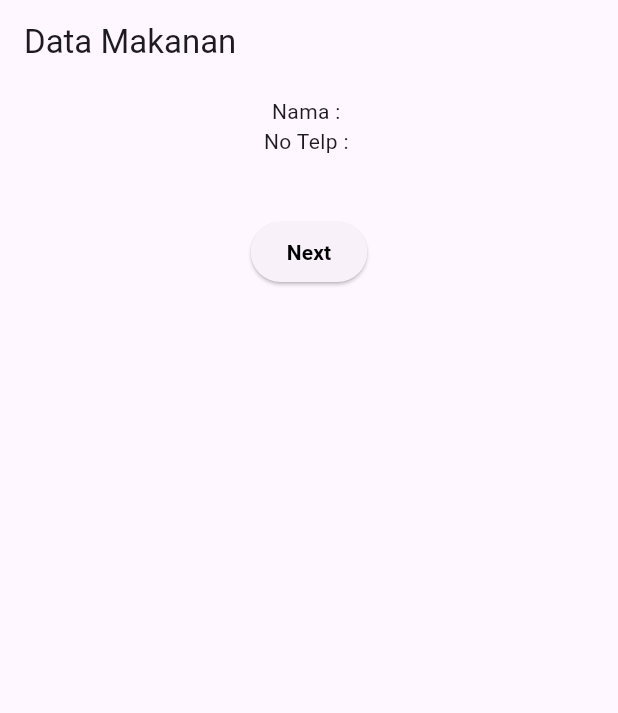
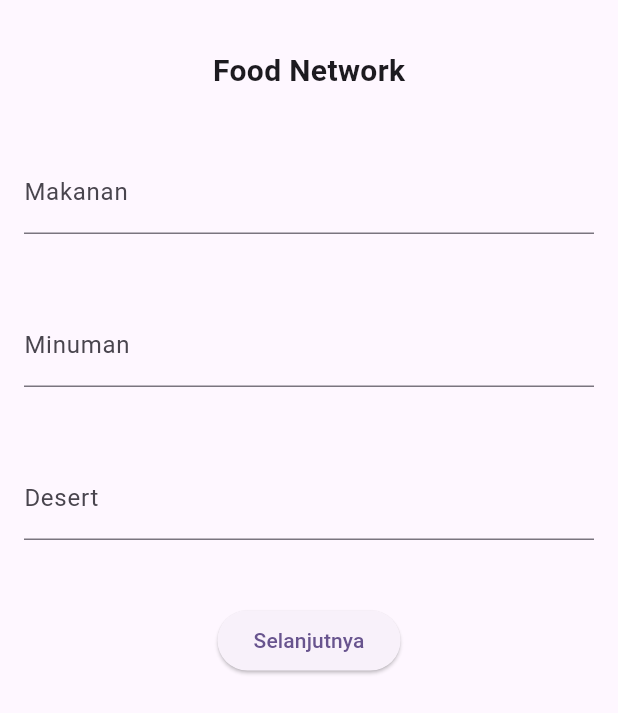
Before and after one commit to bahtera1/FaseOne_058, a Flutter app: the DatamakananScreen screen opened directly with empty values, on a phone screen of 412 x 824 dp. Shown: the top 713 px of the screen. Run offline on Flutter 3.47's test engine with Material 3 defaults, Android fonts, the phone set to English and light mode, and no system bars; network calls fail.

Commit message:
tambah form widget

```diff
--- a/lib/screen/dataform_screen.dart
+++ b/lib/screen/dataform_screen.dart
@@ -26,8 +26,7 @@ class DataformScreen extends StatelessWidget {
               etAlamat: alamat,
               formkey: formKey,
             ),
-            FooterWidget(
-              onPressedDataform: () {
+            FooterWidget(onPressedDataform: () {
               if (formKey.currentState!.validate()) {
                 Navigator.pushAndRemoveUntil(
                     context,
@@ -41,8 +40,7 @@ class DataformScreen extends StatelessWidget {
                   content: Text("Login berhasil"),
                 ));
               }
-              },
-            )
+            })
           ]),
         ),
       )),
--- a/lib/screen/datamakanan_screen.dart
+++ b/lib/screen/datamakanan_screen.dart
@@ -1,53 +1,56 @@
 import 'package:flutter/material.dart';
 import 'package:ucp1/screen/detailform_screen.dart';
+import 'package:ucp1/widget_datamakanan/footer_widget2.dart';
+import 'package:ucp1/widget_datamakanan/form_widget2.dart';
+import 'package:ucp1/widget_datamakanan/header_widget.dart';
 
 class DatamakananScreen extends StatelessWidget {
-  const DatamakananScreen({
-    super.key,
-    required this.nama,
-    required this.notelepon,
-  });
+  const DatamakananScreen(
+      {super.key, required this.nama, required this.notelepon});
 
   final String nama;
   final String notelepon;
 
   @override
   Widget build(BuildContext context) {
+    var makanan = TextEditingController();
+    var minuman = TextEditingController();
+    var dessert = TextEditingController();
+    var formKey = GlobalKey<FormState>();
     return Scaffold(
-      appBar: AppBar(
-        title: const Text(
-          "Data Makanan ",
-        ),
-      ),
-      body: Center(
+      body: SafeArea(
+          child: Center(
         child: Padding(
           padding: const EdgeInsets.all(8.0),
-          child: Column(
-            mainAxisAlignment: MainAxisAlignment.start,
-            children: [
-              Text("Nama : $nama"),
-              Text("No Telp : $notelepon"),
-              const SizedBox(
-                height: 40,
-              ),
-              ElevatedButton(
-                  onPressed: () {
-                    Navigator.push(
+          child: Column(children: [
+            const HeaderWidget(),
+            FormWidget2(
+              etMakanan: makanan,
+              etMinuman: minuman,
+              etDesert: dessert,
+              formKey: formKey,
+            ),
+            FooterWidget2(
+              onPressedDatamakanan: () {
+                if (formKey.currentState!.validate()) {
+                  Navigator.pushAndRemoveUntil(
                       context,
                       MaterialPageRoute(
-                        builder: (context) => DetailformScreen(),
-                      ),
-                    );
-                  },
-                  child: const Text(
-                    "Next",
-                    style: TextStyle(
-                        color: Colors.black, fontWeight: FontWeight.bold),
-                  ))
-            ],
-          ),
+                          builder: (context) => DetailformScreen(
+                                makanan: makanan.text,
+                                minuman: minuman.text,
+                                dessert: dessert.text,
+                              )),
+                      (route) => false);
+                  ScaffoldMessenger.of(context).showSnackBar(const SnackBar(
+                    content: Text("Login berhasil"),
+                  ));
+                }
+              },
+            )
+          ]),
         ),
-      ),
+      )),
     );
   }
 }
--- a/lib/widget_datamakanan/footer_widget.dart
+++ b/lib/widget_datamakanan/footer_widget2.dart
@@ -1,7 +1,7 @@
 import 'package:flutter/material.dart';
 
-class FooterWidget extends StatelessWidget {
-  const FooterWidget({super.key, required this.onPressedDatamakanan});
+class FooterWidget2 extends StatelessWidget {
+  const FooterWidget2({super.key, required this.onPressedDatamakanan});
 
   final VoidCallback onPressedDatamakanan;
 
--- a/lib/widget_datamakanan/form_widget.dart
+++ b/lib/widget_datamakanan/form_widget2.dart
@@ -1,7 +1,7 @@
 import 'package:flutter/material.dart';
 
-class FormWidget extends StatefulWidget {
-  const FormWidget(
+class FormWidget2 extends StatefulWidget {
+  const FormWidget2(
       {super.key,
       required this.formKey,
       required this.etMakanan,
@@ -14,10 +14,10 @@ class FormWidget extends StatefulWidget {
   final TextEditingController etDesert;
 
   @override
-  State<FormWidget> createState() => _FormWidgetState();
+  State<FormWidget2> createState() => _FormWidget2State();
 }
 
-class _FormWidgetState extends State<FormWidget> {
+class _FormWidget2State extends State<FormWidget2> {
   @override
   Widget build(BuildContext context) {
     return Form(
--- a/lib/widget_datamakanan/header_widget.dart
+++ b/lib/widget_datamakanan/header_widget.dart
@@ -0,0 +1,21 @@
+import 'package:flutter/material.dart';
+
+class HeaderWidget extends StatelessWidget {
+  const HeaderWidget({super.key});
+
+  @override
+  Widget build(BuildContext context) {
+    return const Column(
+      children: [
+        SizedBox(height: 25),
+        Text(
+          'Food Network',
+          style: TextStyle(
+            fontWeight: FontWeight.bold,
+            fontSize: 20,
+          ),
+        ),
+      ],
+    );
+  }
+}
```
Also changed, not shown: lib/screen/detailform_screen.dart (+9 -1 lines). Lines whose indentation alone changed are shown as unchanged.
